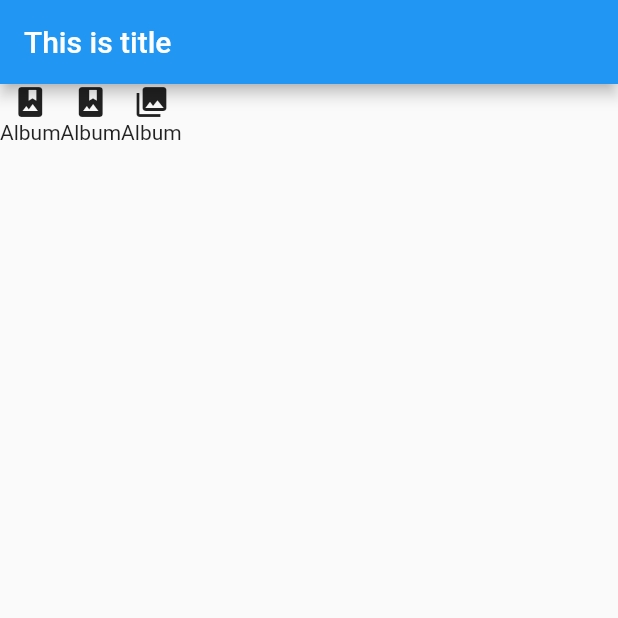
After one commit to samtarmizi/flutter-firstapp, a Flutter app: the screen it shows after launch, on a phone screen of 412 x 824 dp, the top half of it. The commit adds this screen. Run offline on Flutter 3.47's test engine with Material 2 defaults, Android fonts, the phone set to English and light mode, and no system bars.

Commit message:
Make widget

```diff
--- /dev/null
+++ b/lib/icon-widgets.dart
@@ -0,0 +1,32 @@
+import 'package:flutter/material.dart';
+
+class IconWidget extends StatelessWidget {
+
+  @override
+  Widget build(BuildContext context) {
+    return Container(
+          child: Row(
+            children: <Widget>[
+              Column(
+                children: <Widget>[
+                  Icon(Icons.photo_album),
+                  Text('Album'),
+                ],
+              ),
+              Column(
+                children: <Widget>[
+                  Icon(Icons.photo_album),
+                  Text('Album'),
+                ],
+              ),
+              Column(
+                children: <Widget>[
+                  Icon(Icons.photo_library),
+                  Text('Album'),
+                ],
+              ),
+            ],
+          ),
+        );
+  }
+}
```
Also changed, not shown: lib/main.dart (+2 -25 lines).
